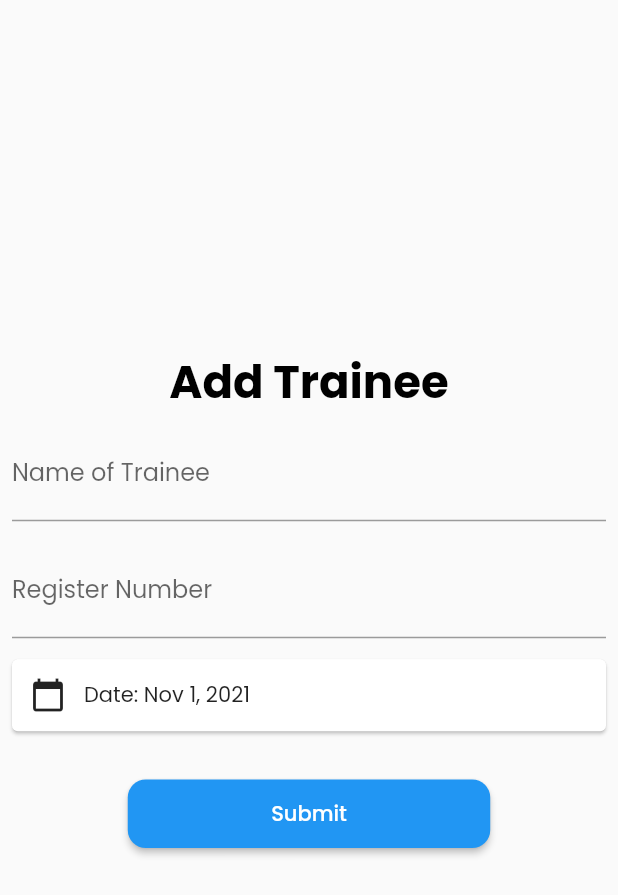
After one commit to rachanaravindan/ashok_leyland_project_3, a Flutter app: the AddTrainee screen opened directly, on a phone screen of 412 x 824 dp. The commit adds this screen. Shown: the top 895 px of the screen. Run offline on Flutter 3.47's test engine with Material 2 defaults, Android fonts, the light colour scheme and no system bars; our stand-ins replace google_fonts, hexcolor, material_floating_search_bar, sizer.

Commit message:
pop up completed

```diff
--- /dev/null
+++ b/lib/screens/add_trainee.dart
@@ -0,0 +1,146 @@
+import 'package:flutter/material.dart';
+import 'package:sizer/sizer.dart';
+import 'package:intl/intl.dart';
+import 'package:ashok_leyland_project_3/constants.dart';
+
+class AddTrainee extends StatefulWidget {
+  @override
+  _AddTraineeState createState() => _AddTraineeState();
+}
+
+class _AddTraineeState extends State<AddTrainee> {
+  final _formKey = GlobalKey<FormState>();
+
+  String _traineeName, _registerNumber;
+  DateTime _joiningDate;
+  DateTime currentDate = new DateTime.now();
+  bool _isDisable = false;
+
+  Future<Null> _selectdate(BuildContext floatcontext) async {
+    final DateTime _seldate = await showDatePicker(
+        context: floatcontext,
+        initialDate: currentDate,
+        firstDate: DateTime(1990),
+        lastDate: DateTime(2100),
+        builder: (context, child) {
+          return SingleChildScrollView(
+            child: child,
+          );
+        });
+    if (_seldate != null && _seldate != currentDate) {
+      setState(() {
+        print(_seldate);
+        currentDate = _seldate;
+        _selectdate(context);
+      });
+    }
+  }
+
+  @override
+  Widget build(BuildContext context) {
+    bool isNumeric(String s) {
+      if (s == null) {
+        return false;
+      }
+      return double.parse(s, (e) => null) != null;
+    }
+    String _formattedate = new DateFormat.yMMMd().format(currentDate);
+
+    return Sizer(builder: (context, orientation, deviceType) {
+      return SafeArea(
+        child: Scaffold(
+          body: Center(
+            child: Form(
+              key: _formKey,
+              child: Column(
+                mainAxisSize: MainAxisSize.min,
+                children: <Widget>[
+                  Text(
+                    "Add Trainee",
+                    style: Constants.boldHeading,
+                  ),
+                  Padding(
+                    padding: EdgeInsets.all(8.0),
+                    child: TextField(
+                      onChanged: (input) {
+                        _traineeName = input;
+                        setState(() {
+                          if (input.isEmpty)
+                            _isDisable = true;
+                          else
+                            _isDisable = false;
+                        });
+                      },
+                      decoration: InputDecoration(labelText: 'Name of Trainee'),
+                    ),
+                  ),
+                  Padding(
+                    padding: EdgeInsets.all(8.0),
+                    child: TextField(
+                      onChanged: (input) {
+                        _registerNumber = input;
+                        setState(() {
+                          if (input.isEmpty)
+                            _isDisable = true;
+                          else if(isNumeric(input))
+                            _isDisable = false;
+                        });
+                      },
+                      decoration: InputDecoration(labelText: 'Register Number'),
+                    ),
+                  ),
+                  Padding(
+                    padding:
+                        const EdgeInsets.symmetric(vertical: 2, horizontal: 4),
+                    child: GestureDetector(
+                      onTap: () {
+                        setState(() {
+                          _selectdate(context);
+
+                        });
+                      },
+                      child: Card(
+                        child: Row(
+                          children: [
+                            IconButton(
+                              onPressed: () {
+                                setState(() {
+                                  _selectdate(context);
+                                });
+                              },
+                              icon: Icon(Icons.calendar_today),
+                            ),
+                            Text('Date: $_formattedate'),
+                          ],
+                        ),
+                      ),
+                    ),
+                  ),
+                  Padding(
+                    padding: const EdgeInsets.all(25.0),
+                    child: ElevatedButton(
+                        style: ElevatedButton.styleFrom(
+                          shape: RoundedRectangleBorder(
+                              borderRadius: BorderRadius.circular(12)),
+                          elevation: 2,
+
+                          padding: EdgeInsets.symmetric(
+                              vertical: 1.5.h, horizontal: 11.6.h),
+                          onPrimary: Colors.white, // foreground
+                        ),
+                        onPressed: _isDisable
+                            ? null
+                            : () {
+                                print("Submitted");
+                              },
+                        child: Text('Submit')),
+                  ),
+                ],
+              ),
+            ),
+          ),
+        ),
+      );
+    });
+  }
+}
--- a/lib/screens/trainee_profile.dart
+++ b/lib/screens/trainee_profile.dart
@@ -189,7 +189,9 @@ class _traineeProfileState extends State<traineeProfile> {
 
                         onPrimary: Colors.white, // foreground
                       ),
-                      onPressed: () {},
+                      onPressed: () {
+
+                      },
                       child: Text('Unit Allocation')),
                   SizedBox(
                     height: 1.h,
```
Also changed, not shown: lib/screens/mark_allocation.dart (+40 -2 lines), lib/screens/trainee_list.dart (+25 -26 lines), lib/widgets/custom_button.dart (+17 -9 lines).
